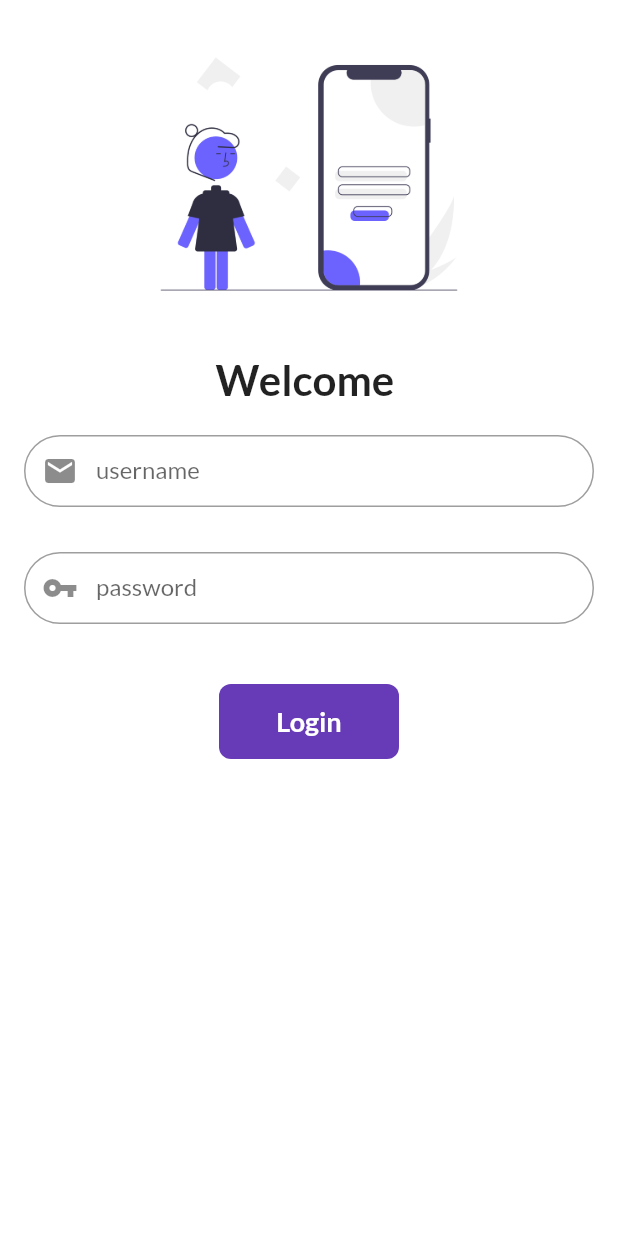
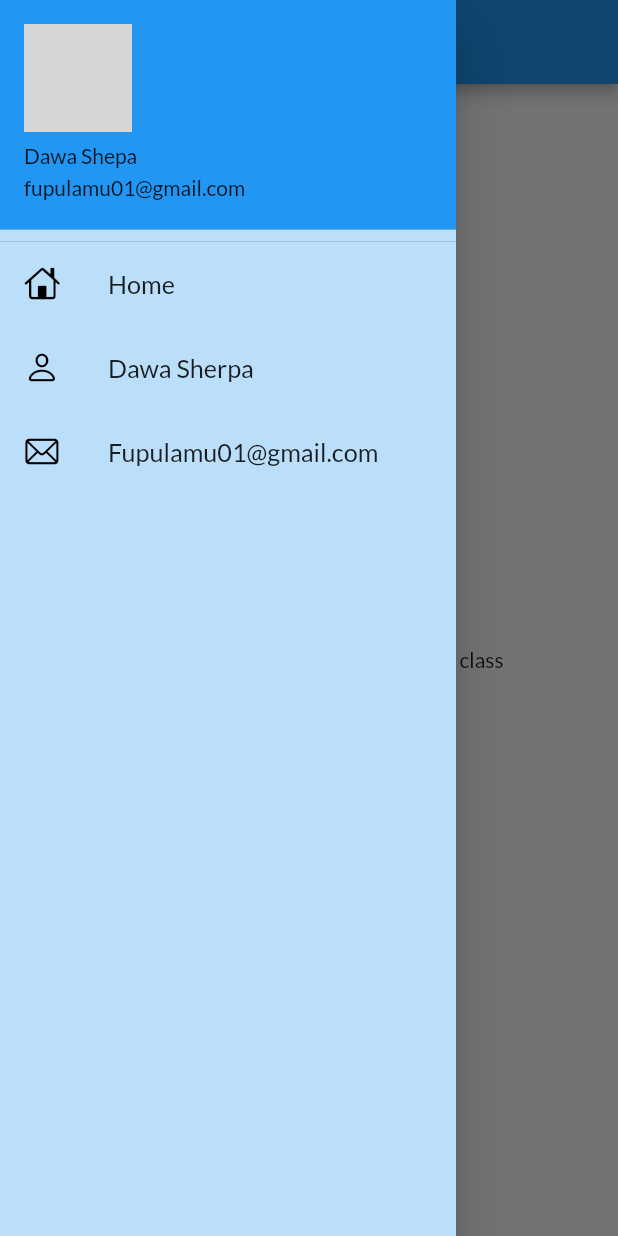
Before and after one commit to gyalche/30daysOfflutter, a Flutter app: the screen it shows after launch, with the side drawer open (before the commit the screen has no drawer), on a phone screen of 412 x 824 dp. Run offline on Flutter 3.47's test engine with Material 2 defaults, Android fonts, the phone set to English and light mode, and no system bars; our stand-ins replace google_fonts; network calls fail; grey boxes are pictures that could not be loaded.

Commit message:
day 9 completed

```diff
--- a/lib/home_page.dart
+++ b/lib/home_page.dart
@@ -1,3 +1,4 @@
+import 'package:day_1/utils/drawer.dart';
 import 'package:flutter/material.dart';
 
 class HomePage extends StatelessWidget {
@@ -9,15 +10,15 @@ class HomePage extends StatelessWidget {
     return Scaffold(
       appBar: AppBar(
         title: Text("catalog app"),
-        leading: Positioned(
-          left: 300,
-          child: IconButton(onPressed: (){
-            Navigator.of(context).pop();
-          },
-          icon: Icon(Icons.arrow_back, color: Colors.white,)),
-        ),
+        // leading: Positioned(
+        //   left: 300,
+        //   // child: IconButton(onPressed: (){
+        //   //   Navigator.of(context).pop();
+        //   // },
+        //   // icon: Icon(Icons.arrow_back, color: Colors.white,)),
+        // ),
       ),
-      drawer: Drawer(),
+      drawer: MyDrawer(),
       body: Center(
         child: Container(
         child: Text("Welcome to $days days of $name youtube class ")
--- a/lib/main.dart
+++ b/lib/main.dart
@@ -20,7 +20,7 @@ class myApp extends StatelessWidget {
         fontFamily: GoogleFonts.lato().fontFamily,
         // primaryTextTheme: GoogleFonts.latoTextTheme()
       ),
-      // debugShowCheckedModeBanner: false,
+      debugShowCheckedModeBanner: false,
       // home: HomePage(),
 
       //FOR DARK THEME
@@ -30,7 +30,7 @@ class myApp extends StatelessWidget {
       //ROUTES
 //giving initial route
 
-      initialRoute: "/",
+      initialRoute: MyRoutes.homeRoute,
       routes: {
 
         // by default it will open open / if onely /
--- /dev/null
+++ b/lib/utils/drawer.dart
@@ -0,0 +1,49 @@
+import 'package:flutter/cupertino.dart';
+import 'package:flutter/material.dart';
+
+import 'routes.dart';
+
+class MyDrawer extends StatelessWidget {
+  const MyDrawer({Key? key}) : super(key: key);
+
+  @override
+  Widget build(BuildContext context) {
+    final imageUrl=
+    "https://www.google.com/search?q=haha+photo&sxsrf=AOaemvJmbmpjIdhKMgTLjE5fDWMPf39xkg:1639238951615&source=lnms&tbm=isch&sa=X&ved=2ahUKEwj_qqb7kNz0AhWCd94KHVfiBI0Q_AUoAXoECAEQAw&biw=638&bih=559&dpr=1.5#imgrc=iSzRJLVLFvL6sM";
+    return Drawer(
+      child: Container(
+        color: Colors.blue.shade100,
+        child: ListView(
+          padding: EdgeInsets.zero,
+          children: [
+            DrawerHeader(
+
+            padding: EdgeInsets.zero,
+            margin: EdgeInsets.zero,
+            child: UserAccountsDrawerHeader(
+            accountName: Text("Dawa Shepa"),
+            accountEmail: Text("fupulamu01@gmail.com"),
+            // currentAccountPicture: Image.network(imageUrl),
+            currentAccountPicture: CircleAvatar(backgroundImage: NetworkImage(imageUrl), backgroundColor: Colors.blue),
+            )),
+           ListTile(
+             leading: Icon(CupertinoIcons.home, color:Colors.black),
+             title: const Text("Home", textScaleFactor: 1.2,),
+           ),
+           ListTile(
+             leading: Icon(CupertinoIcons.person, color: Colors.black,),
+             title: const Text("Dawa Sherpa", textScaleFactor: 1.2,),
+           ),
+           ListTile(
+            //  onTap: (){
+            //    Navigator.pushNamed(context, MyRoutes.loginRoute);
+            //  },
+             leading: Icon(CupertinoIcons.mail, color: Colors.black,),
+             title: const Text("Fupulamu01@gmail.com", textScaleFactor: 1.2,),
+           )
+          ],
+        ),
+      ),
+    );
+  }
+}
```
